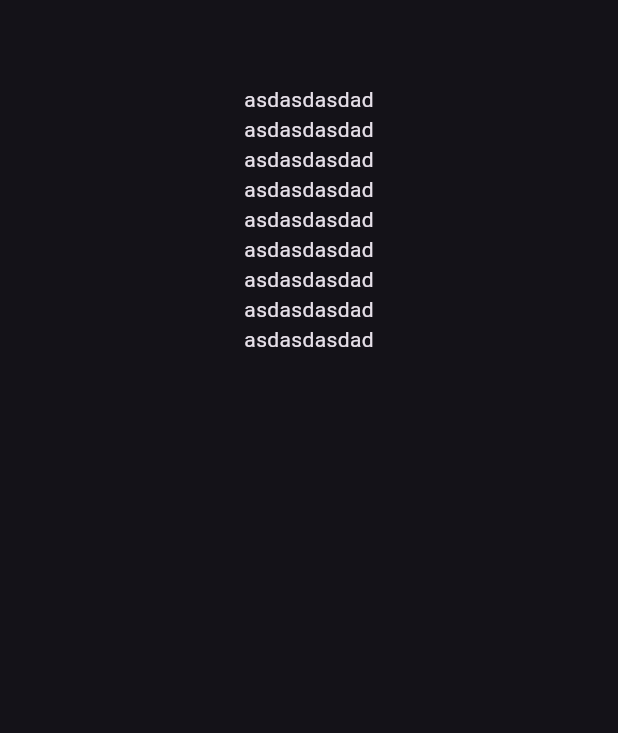
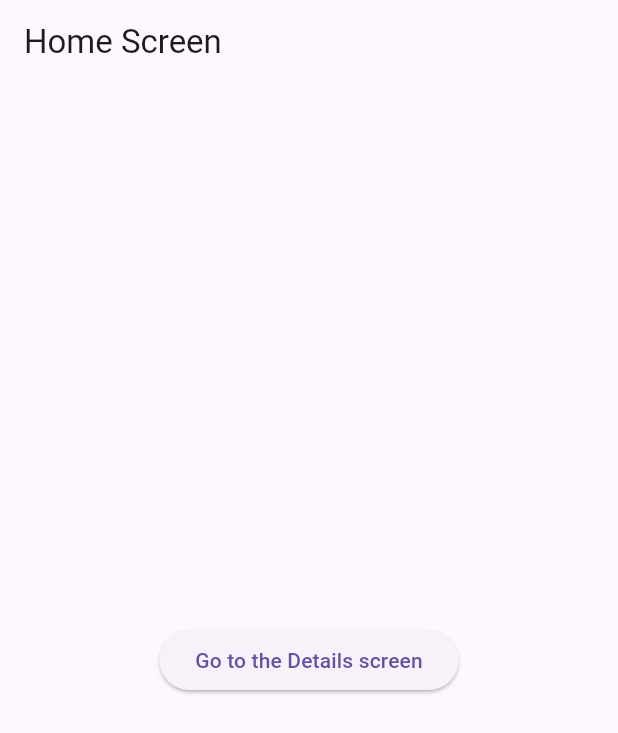
Before and after one commit to vuralkayracetintas/flutter_calendar_provider, a Flutter app: the screen it shows after launch, on a phone screen of 412 x 824 dp. Shown: the top 733 px of the screen. Run offline on Flutter 3.47's test engine with Material 3 defaults, Android fonts, the phone set to English and light mode, and no system bars; drawn by our look-alikes of google_mobile_ads; our stand-ins replace animated_text_kit, get, go_router, lottie, qr_flutter, shared_preferences and 1 more; missing offline and left inert: flutter_barcode_scanner, kartal.

Commit message:
go router

```diff
--- /dev/null
+++ b/lib/go_router/router.dart
@@ -0,0 +1,57 @@
+// Copyright 2013 The Flutter Authors. All rights reserved.
+// Use of this source code is governed by a BSD-style license that can be
+// found in the LICENSE file.
+
+import 'package:flutter/material.dart';
+import 'package:go_router/go_router.dart';
+
+/// This sample app shows an app with two screens.
+///
+/// The first route '/' is mapped to [HomeScreen], and the second route
+/// '/details' is mapped to [DetailsScreen].
+///
+/// The buttons use context.go() to navigate to each destination. On mobile
+/// devices, each destination is deep-linkable and on the web, can be navigated
+/// to using the address bar.
+
+/// The route configuration.
+
+/// The main app.
+
+/// The home screen
+class HomeScreen extends StatelessWidget {
+  /// Constructs a [HomeScreen]
+  const HomeScreen({super.key});
+
+  @override
+  Widget build(BuildContext context) {
+    return Scaffold(
+      appBar: AppBar(title: const Text('Home Screen')),
+      body: Center(
+        child: ElevatedButton(
+          onPressed: () => context.go('/details'),
+          child: const Text('Go to the Details screen'),
+        ),
+      ),
+    );
+  }
+}
+
+/// The details screen
+class DetailsScreen extends StatelessWidget {
+  /// Constructs a [DetailsScreen]
+  const DetailsScreen({super.key});
+
+  @override
+  Widget build(BuildContext context) {
+    return Scaffold(
+      appBar: AppBar(title: const Text('Details Screen')),
+      body: Center(
+        child: ElevatedButton(
+          onPressed: () => context.go('/'),
+          child: const Text('Go back to the Home screen'),
+        ),
+      ),
+    );
+  }
+}
--- a/lib/main.dart
+++ b/lib/main.dart
@@ -2,9 +2,11 @@ import 'package:demo_apps/admob/admob_view.dart';
 import 'package:demo_apps/getx_learn/getx_bottomSheet.dart';
 import 'package:demo_apps/getx_learn/getx_showDialog.dart';
 import 'package:demo_apps/getx_learn/getx_snackbar.dart';
+import 'package:demo_apps/go_router/router.dart';
 import 'package:demo_apps/provider/event_provider.dart';
 import 'package:flutter/material.dart';
 import 'package:get/route_manager.dart';
+import 'package:go_router/go_router.dart';
 import 'package:google_mobile_ads/google_mobile_ads.dart';
 import 'package:provider/provider.dart';
 
@@ -24,11 +26,34 @@ class MyApp extends StatelessWidget {
 
   @override
   Widget build(BuildContext context) {
-    return GetMaterialApp(
-      debugShowCheckedModeBanner: false,
-      theme: ThemeData.dark(useMaterial3: true),
-      title: 'My App',
-      home: GoogleAdMobTest(),
+    // return GetMaterialApp(
+    //   debugShowCheckedModeBanner: false,
+    //   theme: ThemeData.dark(useMaterial3: true),
+    //   title: 'My App',
+    //   home: GoogleAdMobTest(),
+    // );
+
+    return MaterialApp.router(
+      routerConfig: router,
     );
   }
 }
+
+final GoRouter router = GoRouter(
+  routes: <RouteBase>[
+    GoRoute(
+      path: '/',
+      builder: (BuildContext context, GoRouterState state) {
+        return const HomeScreen();
+      },
+      routes: <RouteBase>[
+        GoRoute(
+          path: 'details',
+          builder: (BuildContext context, GoRouterState state) {
+            return const DetailsScreen();
+          },
+        ),
+      ],
+    ),
+  ],
+);
--- a/pubspec.yaml
+++ b/pubspec.yaml
@@ -52,6 +52,7 @@ dependencies:
   flutter_bloc: ^8.1.3
   firebase_auth: ^4.14.0
   google_mobile_ads: ^3.1.0
+  go_router: ^13.0.0
 
 
 dev_dependencies:
```
Also changed, not shown: pubspec.lock.
